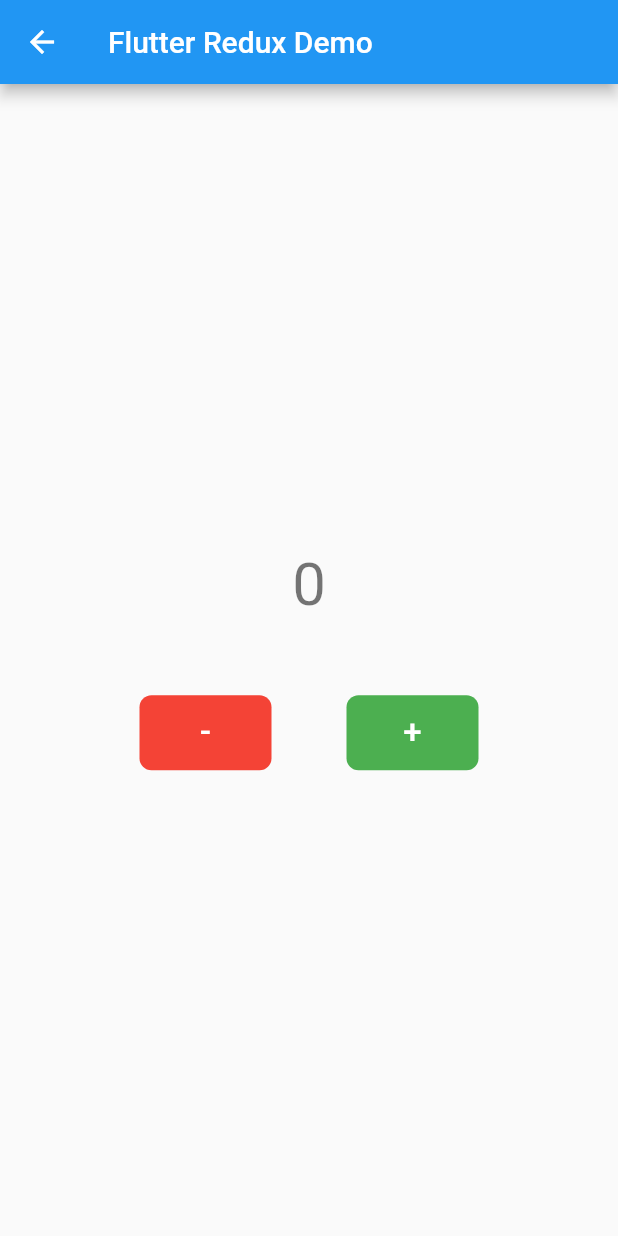
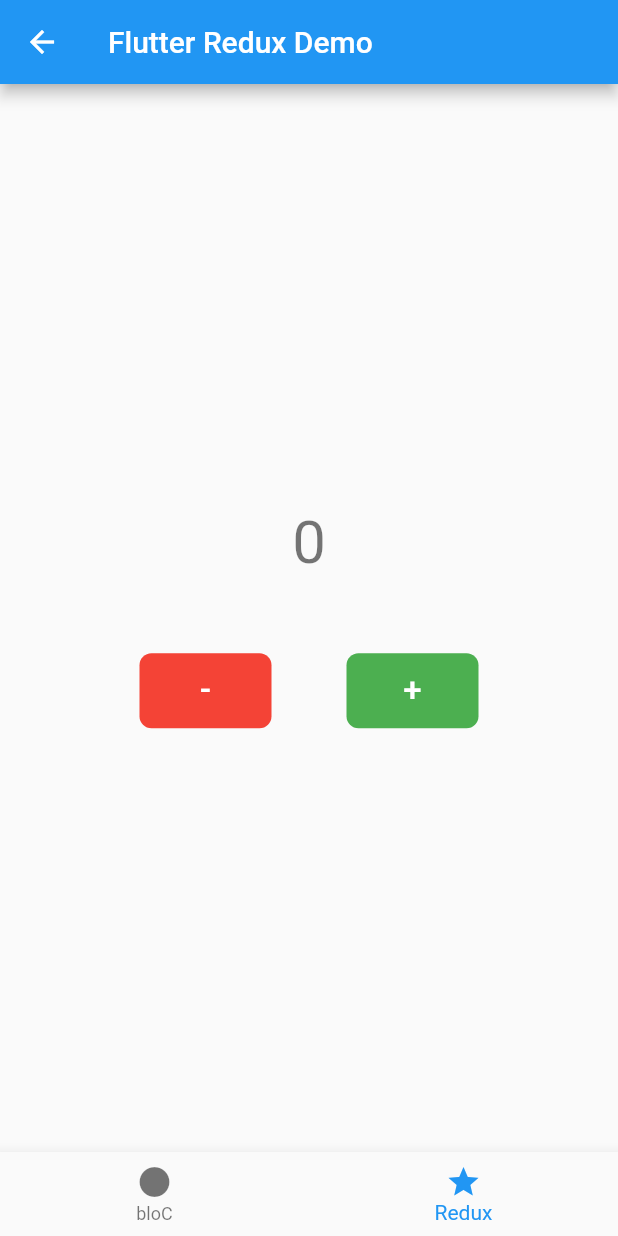
Before and after one commit to kayllanm/counterApp, a Flutter app: the CounterScreen screen opened by its route, on a phone screen of 412 x 824 dp. Run offline on Flutter 3.47's test engine with Material 2 defaults, Android fonts, the phone set to English and light mode, and no system bars; our stand-ins replace auto_route, equatable, flutter_bloc, flutter_redux, redux.

Commit message:
bottom navigation implemented

```diff
--- a/lib/config/router.dart
+++ b/lib/config/router.dart
@@ -7,7 +7,13 @@ class AppRouter extends $AppRouter {
  @override
  List<AutoRoute> get routes => [
   /// routes go here
-  AutoRoute(page: CounterView.page),
-  AutoRoute(page: CounterRoute.page, initial: true)
+  AutoRoute(
+    page: DashboardRoute.page,
+    initial: true,
+    children: [
+      AutoRoute(page: CounterView.page),
+      AutoRoute(page: CounterRoute.page),
+    ],
+    ),
   ];
 }
--- /dev/null
+++ b/lib/pages/dashboard.dart
@@ -0,0 +1,47 @@
+import 'package:auto_route/auto_route.dart';
+import 'package:counterapp/config/router.gr.dart';
+import 'package:flutter/material.dart';
+
+@RoutePage()
+class DashboardPage extends StatelessWidget {
+  const DashboardPage({super.key});
+
+  @override
+  Widget build(BuildContext context) {
+    return AutoTabsRouter(
+    // list of your tab routes
+    // routes used here must be declared as children
+    // routes of /dashboard
+      routes: const [
+        CounterView(),
+        CounterRoute(),
+      ],
+      transitionBuilder: (context,child,animation)=> FadeTransition(
+              opacity: animation,
+              // the passed child is technically our animated selected-tab page
+              child: child,
+            ),
+      builder: (context, child) {
+        // obtain the scoped TabsRouter controller using context
+        final tabsRouter = AutoTabsRouter.of(context);
+        // Here we're building our Scaffold inside of AutoTabsRouter
+        // to access the tabsRouter controller provided in this context
+        //
+        //alterntivly you could use a global key
+        return Scaffold(
+            body: child,
+            bottomNavigationBar: BottomNavigationBar(
+              currentIndex: tabsRouter.activeIndex,
+              onTap: (index) {
+                // here we switch between tabs
+                tabsRouter.setActiveIndex(index);
+              },
+              items: const [
+                BottomNavigationBarItem(label: 'bloC', icon: Icon(Icons.circle)),
+                BottomNavigationBarItem(label: 'Redux', icon: Icon(Icons.star)),
+              ],
+            ));
+      },
+    );
+  }
+}
```
Also changed, not shown: lib/config/router.gr.dart.
